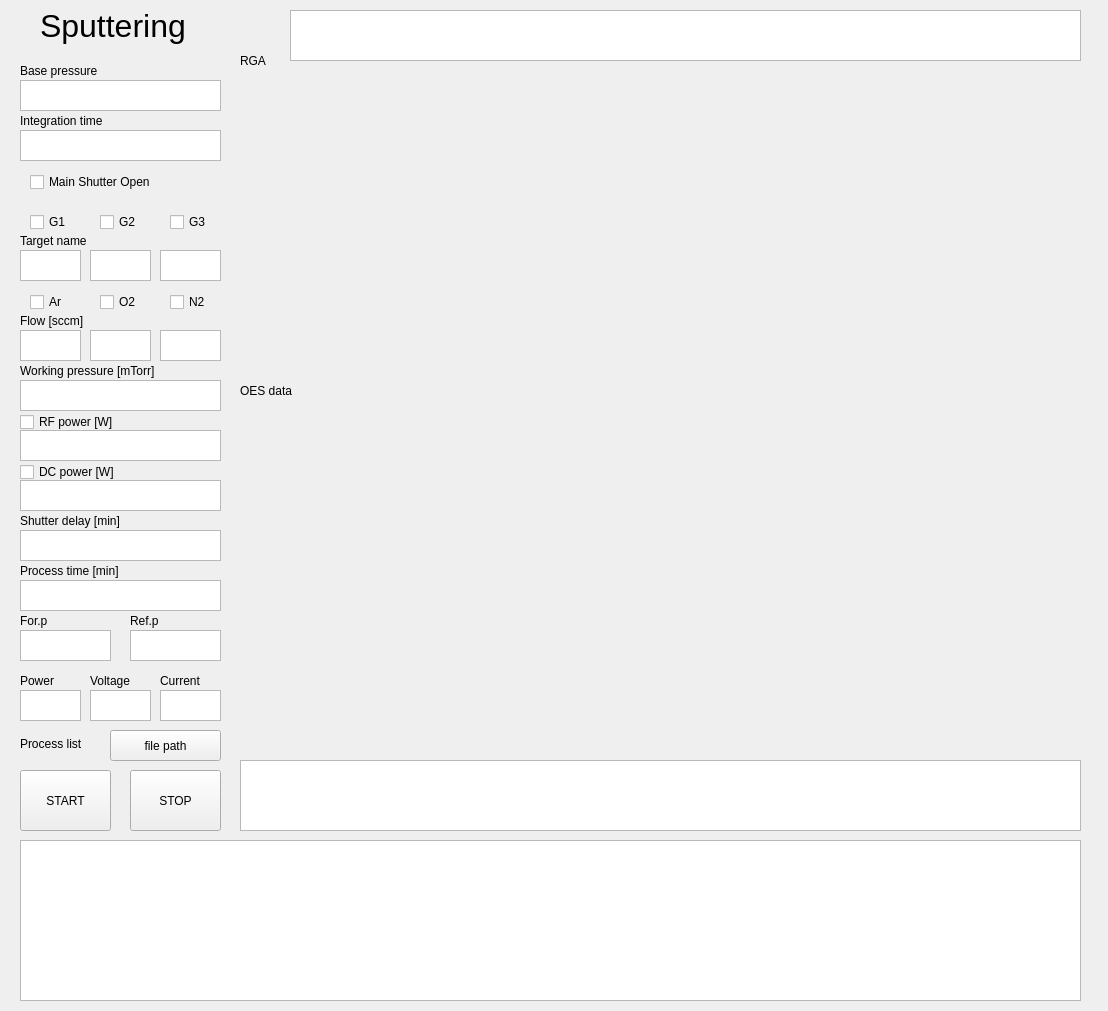
Before: the Qt Designer form CH2.ui in LeeJunHeon/Chamber.2_program, drawn with Qt 5.
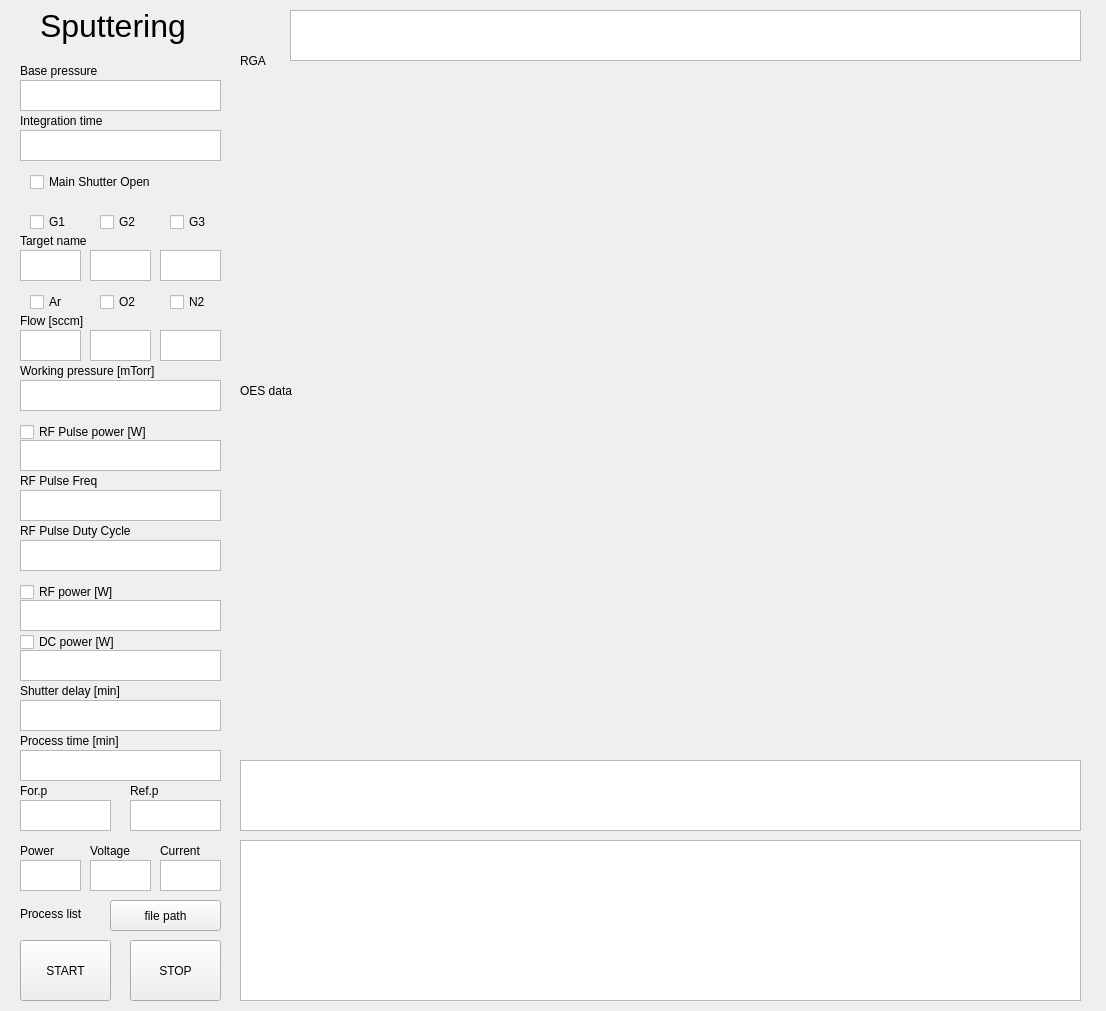
After: the same form once the commit is applied.

Diff of the .ui file:
```diff
--- a/CH2.ui
+++ b/CH2.ui
@@ -6,7 +6,7 @@
    <rect>
     <x>0</x>
     <y>0</y>
-    <width>1108</width>
+    <width>1106</width>
     <height>1011</height>
    </rect>
   </property>
@@ -86,7 +86,7 @@
    <property name="geometry">
     <rect>
      <x>20</x>
-     <y>510</y>
+     <y>680</y>
      <width>131</width>
      <height>21</height>
     </rect>
@@ -102,7 +102,7 @@
    <property name="geometry">
     <rect>
      <x>20</x>
-     <y>560</y>
+     <y>730</y>
      <width>131</width>
      <height>21</height>
     </rect>
@@ -118,7 +118,7 @@
    <property name="geometry">
     <rect>
      <x>20</x>
-     <y>670</y>
+     <y>840</y>
      <width>51</width>
      <height>21</height>
     </rect>
@@ -134,7 +134,7 @@
    <property name="geometry">
     <rect>
      <x>90</x>
-     <y>670</y>
+     <y>840</y>
      <width>61</width>
      <height>21</height>
     </rect>
@@ -150,7 +150,7 @@
    <property name="geometry">
     <rect>
      <x>160</x>
-     <y>670</y>
+     <y>840</y>
      <width>51</width>
      <height>21</height>
     </rect>
@@ -166,7 +166,7 @@
    <property name="geometry">
     <rect>
      <x>20</x>
-     <y>610</y>
+     <y>780</y>
      <width>41</width>
      <height>21</height>
     </rect>
@@ -182,7 +182,7 @@
    <property name="geometry">
     <rect>
      <x>130</x>
-     <y>610</y>
+     <y>780</y>
      <width>41</width>
      <height>21</height>
     </rect>
@@ -198,7 +198,7 @@
    <property name="geometry">
     <rect>
      <x>20</x>
-     <y>733</y>
+     <y>903</y>
      <width>81</width>
      <height>21</height>
     </rect>
@@ -342,7 +342,7 @@
    <property name="geometry">
     <rect>
      <x>20</x>
-     <y>430</y>
+     <y>600</y>
      <width>201</width>
      <height>31</height>
     </rect>
@@ -352,7 +352,7 @@
    <property name="geometry">
     <rect>
      <x>20</x>
-     <y>480</y>
+     <y>650</y>
      <width>201</width>
      <height>31</height>
     </rect>
@@ -362,7 +362,7 @@
    <property name="geometry">
     <rect>
      <x>20</x>
-     <y>530</y>
+     <y>700</y>
      <width>201</width>
      <height>31</height>
     </rect>
@@ -372,7 +372,7 @@
    <property name="geometry">
     <rect>
      <x>20</x>
-     <y>580</y>
+     <y>750</y>
      <width>201</width>
      <height>31</height>
     </rect>
@@ -382,7 +382,7 @@
    <property name="geometry">
     <rect>
      <x>110</x>
-     <y>730</y>
+     <y>900</y>
      <width>111</width>
      <height>31</height>
     </rect>
@@ -395,7 +395,7 @@
    <property name="geometry">
     <rect>
      <x>20</x>
-     <y>690</y>
+     <y>860</y>
      <width>61</width>
      <height>31</height>
     </rect>
@@ -405,7 +405,7 @@
    <property name="geometry">
     <rect>
      <x>160</x>
-     <y>690</y>
+     <y>860</y>
      <width>61</width>
      <height>31</height>
     </rect>
@@ -415,7 +415,7 @@
    <property name="geometry">
     <rect>
      <x>90</x>
-     <y>690</y>
+     <y>860</y>
      <width>61</width>
      <height>31</height>
     </rect>
@@ -425,7 +425,7 @@
    <property name="geometry">
     <rect>
      <x>20</x>
-     <y>630</y>
+     <y>800</y>
      <width>91</width>
      <height>31</height>
     </rect>
@@ -435,7 +435,7 @@
    <property name="geometry">
     <rect>
      <x>130</x>
-     <y>630</y>
+     <y>800</y>
      <width>91</width>
      <height>31</height>
     </rect>
@@ -445,7 +445,7 @@
    <property name="geometry">
     <rect>
      <x>20</x>
-     <y>770</y>
+     <y>940</y>
      <width>91</width>
      <height>61</height>
     </rect>
@@ -458,7 +458,7 @@
    <property name="geometry">
     <rect>
      <x>130</x>
-     <y>770</y>
+     <y>940</y>
      <width>91</width>
      <height>61</height>
     </rect>
@@ -535,9 +535,9 @@
   <widget class="QPlainTextEdit" name="log_message">
    <property name="geometry">
     <rect>
-     <x>20</x>
+     <x>240</x>
      <y>840</y>
-     <width>1061</width>
+     <width>841</width>
      <height>161</height>
     </rect>
    </property>
@@ -572,7 +572,7 @@
    <property name="geometry">
     <rect>
      <x>20</x>
-     <y>460</y>
+     <y>630</y>
      <width>121</width>
      <height>24</height>
     </rect>
@@ -585,7 +585,7 @@
    <property name="geometry">
     <rect>
      <x>20</x>
-     <y>410</y>
+     <y>580</y>
      <width>121</width>
      <height>24</height>
     </rect>
@@ -668,6 +668,81 @@
     </rect>
    </property>
   </widget>
+  <widget class="QCheckBox" name="RF_pulse_checkbox">
+   <property name="geometry">
+    <rect>
+     <x>20</x>
+     <y>420</y>
+     <width>161</width>
+     <height>24</height>
+    </rect>
+   </property>
+   <property name="text">
+    <string>RF Pulse power [W]</string>
+   </property>
+  </widget>
+  <widget class="QPlainTextEdit" name="RF_pulse_edit">
+   <property name="geometry">
+    <rect>
+     <x>20</x>
+     <y>440</y>
+     <width>201</width>
+     <height>31</height>
+    </rect>
+   </property>
+  </widget>
+  <widget class="QLabel" name="Rf_pulse_freq_label">
+   <property name="geometry">
+    <rect>
+     <x>20</x>
+     <y>470</y>
+     <width>181</width>
+     <height>21</height>
+    </rect>
+   </property>
+   <property name="text">
+    <string>RF Pulse Freq</string>
+   </property>
+   <property name="alignment">
+    <set>Qt::AlignmentFlag::AlignLeading|Qt::AlignmentFlag::AlignLeft|Qt::AlignmentFlag::AlignVCenter</set>
+   </property>
+  </widget>
+  <widget class="QLabel" name="Rf_pulse_duty_cycle_label">
+   <property name="geometry">
+    <rect>
+     <x>20</x>
+     <y>520</y>
+     <width>181</width>
+     <height>21</height>
+    </rect>
+   </property>
+   <property name="text">
+    <string>RF Pulse Duty Cycle</string>
+   </property>
+   <property name="alignment">
+    <set>Qt::AlignmentFlag::AlignLeading|Qt::AlignmentFlag::AlignLeft|Qt::AlignmentFlag::AlignVCenter</set>
+   </property>
+  </widget>
+  <widget class="QPlainTextEdit" name="Rf_pulse_freq_edit">
+   <property name="geometry">
+    <rect>
+     <x>20</x>
+     <y>490</y>
+     <width>201</width>
+     <height>31</height>
+    </rect>
+   </property>
+  </widget>
+  <widget class="QPlainTextEdit" name="Rf_pulse_duty_cycle_edit">
+   <property name="geometry">
+    <rect>
+     <x>20</x>
+     <y>540</y>
+     <width>201</width>
+     <height>31</height>
+    </rect>
+   </property>
+  </widget>
  </widget>
  <resources/>
  <connections/>
```
